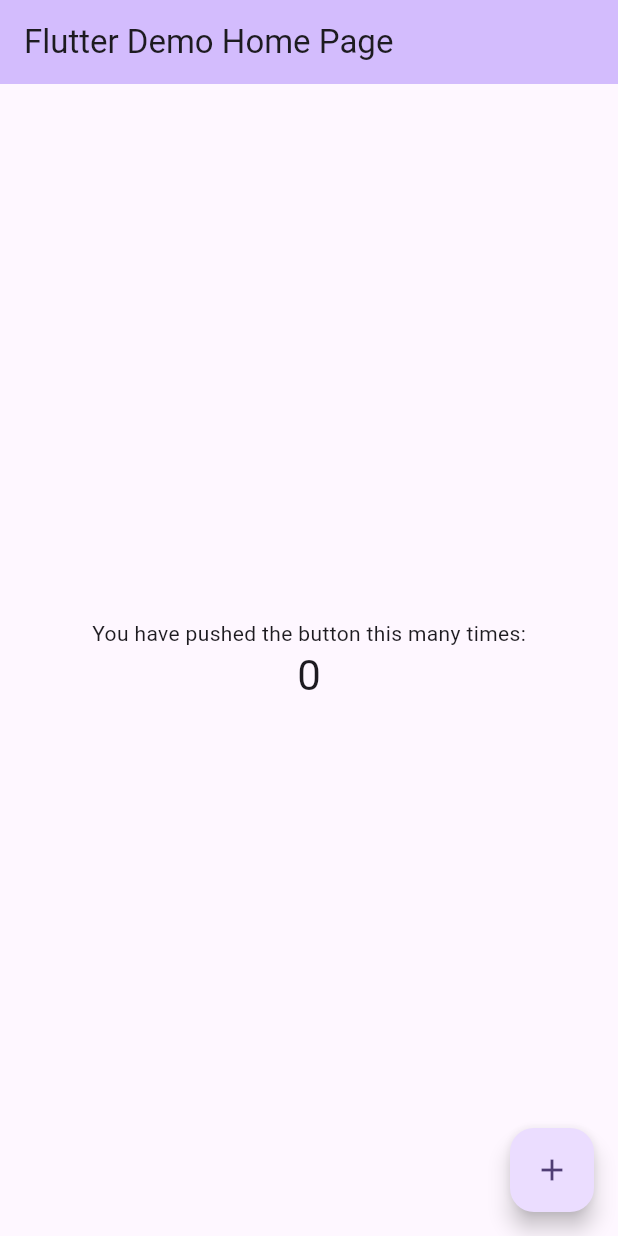
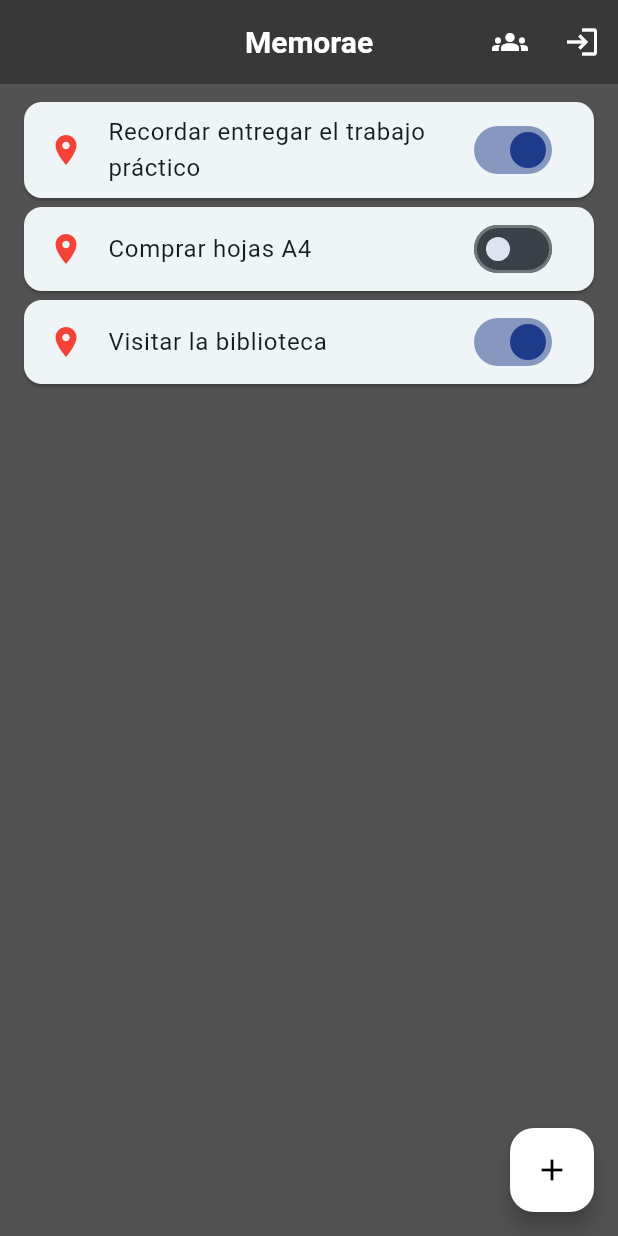
Before and after one commit to Shiny333Arg/Memorae, a Flutter app: the screen it shows after launch, on a phone screen of 412 x 824 dp. Run offline on Flutter 3.47's test engine with Material 3 defaults, Android fonts, the light colour scheme and no system bars.

Commit message:
Crear pantalla de inicio, establecer el tema principal, crear widget de alerta

```diff
--- /dev/null
+++ b/lib/data/sample_alerts.dart
@@ -0,0 +1,31 @@
+// lista inicial de alertas
+import '../models/alert_item.dart';
+
+final List<AlertItem> sampleAlerts = [
+  // Ejemplo de alerta por CATEGORÍA (con radio y categoría)
+  AlertItem.category(
+    title: "Recordar entregar el trabajo práctico",
+    enabled: true,
+    radius: 500,
+    categoryId: 1, // Ej: 1 = librería
+  ),
+
+  AlertItem.category(
+    title: "Comprar hojas A4",
+    enabled: false,
+    radius: 300,
+    categoryId: 2, // Ej: 2 = papelería
+  ),
+
+  // Ejemplo de alerta por LUGAR + HORARIO
+  AlertItem.placeTime(
+    title: "Visitar la biblioteca",
+    enabled: true,
+    placeId: 10, // ID ficticio (cuando tengas la DB de lugares)
+    startTime: "08:00",
+    endTime: "20:00",
+    daysMask: 31, // Lunes a Viernes (1+2+4+8+16)
+    radius: 400,
+    timezone: "America/Argentina/Buenos_Aires",
+  ),
+];
--- /dev/null
+++ b/lib/data/sample_categories.dart
@@ -0,0 +1,9 @@
+import '../models/category_item.dart';
+
+final List<CategoryItem> sampleCategories = [
+  CategoryItem(id: 1, name: "Librería", types: ["book_store"]),
+  CategoryItem(id: 2, name: "Papelería", types: ["stationery_store"]),
+  CategoryItem(id: 3, name: "Veterinaria", types: ["veterinary_care"]),
+  CategoryItem(id: 4, name: "Escuela", types: ["school"]),
+  CategoryItem(id: 5, name: "Supermercado", types: ["supermarket"]),
+];
--- /dev/null
+++ b/lib/data/sample_places.dart
@@ -0,0 +1,7 @@
+import '../models/place_item.dart';
+
+final List<PlaceItem> samplePlaces = [
+  PlaceItem(id: 10, name: "Biblioteca", lat: -34.6037, lng: -58.3816),
+  PlaceItem(id: 11, name: "UNPA UACO", lat: -34.6170, lng: -58.3687),
+  PlaceItem(id: 12, name: "La Anonima", lat: -34.6105, lng: -58.3840),
+];
--- /dev/null
+++ b/lib/features/alerts/home.dart
@@ -0,0 +1,113 @@
+import 'package:flutter/material.dart';
+import '../../models/alert_item.dart';
+import '../../theme/app_theme.dart';
+import '../../data/sample_alerts.dart';
+import '../widgets/alert_tile.dart';
+
+class HomePage extends StatefulWidget {
+  const HomePage({super.key});
+  @override
+  State<HomePage> createState() => _HomePageState();
+}
+
+class _HomePageState extends State<HomePage> {
+  final List<AlertItem> _alerts = List.from(sampleAlerts);
+
+  // Estado de sesión (placeholder)
+  bool _loggedIn = false;
+
+  Future<void> _handleLoginLogout() async {
+    if (_loggedIn) {
+      setState(() => _loggedIn = false);
+      if (mounted) {
+        ScaffoldMessenger.of(context).showSnackBar(
+          const SnackBar(content: Text('Sesión cerrada')),
+        );
+      }
+      return;
+    }
+    final ok = await Navigator.of(context).pushNamed<bool>('/login');
+    if (ok == true && mounted) {
+      setState(() => _loggedIn = true);
+      ScaffoldMessenger.of(context).showSnackBar(
+        const SnackBar(content: Text('Sesión iniciada')),
+      );
+    }
+  }
+
+  void _goToOrganizations() {
+    Navigator.of(context).pushNamed('/orgs');
+  }
+
+  void _toggleAlert(int index, bool enabled) {
+    setState(() => _alerts[index].enabled = enabled);
+  }
+
+  // NUEVO: crear → ir a create_alert.dart (ruta '/create_alert')
+  void _createAlert() {
+    Navigator.of(context).pushNamed('/create_alert');
+  }
+
+  // NUEVO: editar → reusar create_alert.dart en modo edición
+  Future<void> _editAlert(int index) async {
+    final current = _alerts[index];
+    await Navigator.of(context).pushNamed(
+      '/create_alert',
+      arguments: {
+        'mode': 'edit',
+        'alert': current, // pasa el objeto actual (o su id)
+      },
+    );
+    // Cuando implementes la pantalla, acá puedes refrescar la lista si volvió editada
+    // setState(() {});
+  }
+
+  @override
+  Widget build(BuildContext context) {
+    return Scaffold(
+      appBar: AppBar(
+        title: const Text('Memorae'),
+        actions: [
+          IconButton(
+            tooltip: 'Organizaciones',
+            onPressed: _goToOrganizations,
+            icon: const Icon(Icons.groups),
+          ),
+          IconButton(
+            tooltip: _loggedIn ? 'Cerrar sesión' : 'Iniciar sesión',
+            onPressed: _handleLoginLogout,
+            icon: Icon(_loggedIn ? Icons.logout : Icons.login),
+          ),
+        ],
+      ),
+      body: _alerts.isEmpty
+          ? const Center(
+        child: Text("No hay alertas aún",
+            style: TextStyle(color: Colors.white)),
+      )
+          : Scrollbar(
+        thumbVisibility: true,
+        child: ListView.separated(
+          padding:
+          const EdgeInsets.symmetric(horizontal: 16, vertical: 12),
+          itemCount: _alerts.length,
+          separatorBuilder: (_, __) => const SizedBox(height: 6),
+          itemBuilder: (context, index) {
+            final alert = _alerts[index];
+            return AlertTile(
+              alert: alert,
+              onChanged: (val) => _toggleAlert(index, val),
+              onTap: () => _editAlert(index),
+            );
+          },
+        ),
+      ),
+      floatingActionButton: FloatingActionButton(
+        onPressed: _createAlert, // ← antes abría el selector; ahora navega directo
+        backgroundColor: const Color(0xFFFFFFFF),
+        foregroundColor: const Color(0xFF000000),
+        child: const Icon(Icons.add),
+      ),
+    );
+  }
+}
--- /dev/null
+++ b/lib/features/widgets/alert_tile.dart
@@ -0,0 +1,34 @@
+import 'package:flutter/material.dart';
+import '../../theme/app_theme.dart';
+import '../../models/alert_item.dart';
+
+class AlertTile extends StatelessWidget {
+  const AlertTile({
+    super.key,
+    required this.alert,
+    required this.onChanged,
+    this.onTap, //callback opcional
+  });
+
+  final AlertItem alert;
+  final ValueChanged<bool> onChanged;
+  final VoidCallback? onTap;
+
+  @override
+  Widget build(BuildContext context) {
+    return Card(
+      child: ListTile(
+        leading: const Icon(Icons.location_on, color: Colors.red),
+        title: Text(alert.title),
+        trailing: Switch.adaptive(
+          value: alert.enabled,
+          onChanged: onChanged,
+          activeColor: kSwitchActive,
+          inactiveThumbColor: kSwitchThumbInactive,
+          inactiveTrackColor: kSwitchTrackInactive,
+        ),
+        onTap: onTap, // abre la edición
+      ),
+    );
+  }
+}
--- a/lib/main.dart
+++ b/lib/main.dart
@@ -1,122 +1,22 @@
 import 'package:flutter/material.dart';
+import 'features/alerts/home.dart';
+import 'theme/app_theme.dart';
 
 void main() {
-  runApp(const MyApp());
+  WidgetsFlutterBinding.ensureInitialized();
+  runApp(const MemoraeApp());
 }
 
-class MyApp extends StatelessWidget {
-  const MyApp({super.key});
+class MemoraeApp extends StatelessWidget {
+  const MemoraeApp({super.key});
 
-  // This widget is the root of your application.
   @override
   Widget build(BuildContext context) {
     return MaterialApp(
-      title: 'Flutter Demo',
-      theme: ThemeData(
-        // This is the theme of your application.
-        //
-        // TRY THIS: Try running your application with "flutter run". You'll see
-        // the application has a purple toolbar. Then, without quitting the app,
-        // try changing the seedColor in the colorScheme below to Colors.green
-        // and then invoke "hot reload" (save your changes or press the "hot
-        // reload" button in a Flutter-supported IDE, or press "r" if you used
-        // the command line to start the app).
-        //
-        // Notice that the counter didn't reset back to zero; the application
-        // state is not lost during the reload. To reset the state, use hot
-        // restart instead.
-        //
-        // This works for code too, not just values: Most code changes can be
-        // tested with just a hot reload.
-        colorScheme: ColorScheme.fromSeed(seedColor: Colors.deepPurple),
-      ),
-      home: const MyHomePage(title: 'Flutter Demo Home Page'),
+      title: 'Memorae',
+      debugShowCheckedModeBanner: false,
+      theme: appTheme,
+      home: const HomePage(), // redirige a home.dart
     );
   }
 }
-
-class MyHomePage extends StatefulWidget {
-  const MyHomePage({super.key, required this.title});
-
-  // This widget is the home page of your application. It is stateful, meaning
-  // that it has a State object (defined below) that contains fields that affect
-  // how it looks.
-
-  // This class is the configuration for the state. It holds the values (in this
-  // case the title) provided by the parent (in this case the App widget) and
-  // used by the build method of the State. Fields in a Widget subclass are
-  // always marked "final".
-
-  final String title;
-
-  @override
-  State<MyHomePage> createState() => _MyHomePageState();
-}
-
-class _MyHomePageState extends State<MyHomePage> {
-  int _counter = 0;
-
-  void _incrementCounter() {
-    setState(() {
-      // This call to setState tells the Flutter framework that something has
-      // changed in this State, which causes it to rerun the build method below
-      // so that the display can reflect the updated values. If we changed
-      // _counter without calling setState(), then the build method would not be
-      // called again, and so nothing would appear to happen.
-      _counter++;
-    });
-  }
-
-  @override
-  Widget build(BuildContext context) {
-    // This method is rerun every time setState is called, for instance as done
-    // by the _incrementCounter method above.
-    //
-    // The Flutter framework has been optimized to make rerunning build methods
-    // fast, so that you can just rebuild anything that needs updating rather
-    // than having to individually change instances of widgets.
-    return Scaffold(
-      appBar: AppBar(
-        // TRY THIS: Try changing the color here to a specific color (to
-        // Colors.amber, perhaps?) and trigger a hot reload to see the AppBar
-        // change color while the other colors stay the same.
-        backgroundColor: Theme.of(context).colorScheme.inversePrimary,
-        // Here we take the value from the MyHomePage object that was created by
-        // the App.build method, and use it to set our appbar title.
-        title: Text(widget.title),
-      ),
-      body: Center(
-        // Center is a layout widget. It takes a single child and positions it
-        // in the middle of the parent.
-        child: Column(
-          // Column is also a layout widget. It takes a list of children and
-          // arranges them vertically. By default, it sizes itself to fit its
-          // children horizontally, and tries to be as tall as its parent.
-          //
-          // Column has various properties to control how it sizes itself and
-          // how it positions its children. Here we use mainAxisAlignment to
-          // center the children vertically; the main axis here is the vertical
-          // axis because Columns are vertical (the cross axis would be
-          // horizontal).
-          //
-          // TRY THIS: Invoke "debug painting" (choose the "Toggle Debug Paint"
-          // action in the IDE, or press "p" in the console), to see the
-          // wireframe for each widget.
-          mainAxisAlignment: MainAxisAlignment.center,
-          children: <Widget>[
-            const Text('You have pushed the button this many times:'),
-            Text(
-              '$_counter',
-              style: Theme.of(context).textTheme.headlineMedium,
-            ),
-          ],
-        ),
-      ),
-      floatingActionButton: FloatingActionButton(
-        onPressed: _incrementCounter,
-        tooltip: 'Increment',
-        child: const Icon(Icons.add),
-      ), // This trailing comma makes auto-formatting nicer for build methods.
-    );
-  }
-}
--- /dev/null
+++ b/lib/models/alert_item.dart
@@ -0,0 +1,44 @@
+// definición de la clase AlertItem
+enum AlertType { category, placeTime }
+
+class AlertItem {
+  AlertItem.category({
+    required this.title,
+    this.enabled = true,
+    this.radius = 500,
+    required this.categoryId,
+  })  : type = AlertType.category,
+        placeId = null,
+        startTime = null,
+        endTime = null,
+        daysMask = 0,
+        timezone = 'UTC';
+
+  AlertItem.placeTime({
+    required this.title,
+    this.enabled = true,
+    this.radius,
+    required this.placeId,
+    required this.startTime,
+    this.endTime,
+    required this.daysMask,
+    this.timezone = 'UTC',
+  })  : type = AlertType.placeTime,
+        categoryId = null;
+
+  final String title;
+  bool enabled;
+  int? radius; // obligatorio en categoría, opcional en placeTime
+
+  final AlertType type;
+
+  // Para CATEGORY
+  final int? categoryId;
+
+  // Para PLACE_TIME
+  final int? placeId;
+  final String? startTime; // 'HH:mm'
+  final String? endTime;
+  final int daysMask; // bitmask de días
+  final String timezone;
+}
--- /dev/null
+++ b/lib/models/category_item.dart
@@ -0,0 +1,11 @@
+class CategoryItem {
+  CategoryItem({
+    required this.id,
+    required this.name,
+    this.types = const [],
+  });
+
+  final int id;
+  final String name;
+  final List<String> types;
+}
--- /dev/null
+++ b/lib/models/place_item.dart
@@ -0,0 +1,13 @@
+class PlaceItem {
+  PlaceItem({
+    required this.id,
+    required this.name,
+    required this.lat,
+    required this.lng,
+  });
+
+  final int id;
+  final String name;
+  final double lat;
+  final double lng;
+}
--- /dev/null
+++ b/lib/theme/app_theme.dart
@@ -0,0 +1,85 @@
+import 'package:flutter/material.dart';
+
+// Colores centralizados
+const kBgColor = Color(0xFF525252);
+const kAppBarColor = Color(0xFF383838);
+const kAppBarText = Color(0xFFFFFFFF);
+
+const kSwitchActive = Color(0xFF1E3A8A);
+const kSwitchThumbInactive = Color(0xFFDDE3F1);
+const kSwitchTrackInactive = Color(0xFF3B4148);
+
+const kFieldFill = Color(0xFFE9EEF5); // fondo clarito
+
+// Espaciados / estilos
+const kListPadding = EdgeInsets.symmetric(horizontal: 12.0, vertical: 8.0);
+const kCardRadius = 12.0;
+
+// Tema de la app
+final ThemeData appTheme = ThemeData(
+  useMaterial3: true,
+  colorSchemeSeed: Colors.white, // respetando tu configuración
+  scaffoldBackgroundColor: kBgColor,
+
+  // estilos de app bar
+  appBarTheme: const AppBarTheme(
+    backgroundColor: kAppBarColor,
+    centerTitle: true,
+    titleTextStyle: TextStyle(
+      color: kAppBarText,
+      fontSize: 20,
+      fontWeight: FontWeight.w600,
+    ),
+    iconTheme: IconThemeData(color: kAppBarText),
+  ),
+
+
+  // estilos de alertas
+  cardTheme: const CardThemeData(
+    surfaceTintColor: Colors.transparent,
+    shape: RoundedRectangleBorder(
+      borderRadius: BorderRadius.all(Radius.circular(kCardRadius)),
+    ),
+    margin: EdgeInsets.zero,
+  ),
+
+  // estilos de campos
+  inputDecorationTheme: InputDecorationTheme(
+    filled: true,
+    fillColor: kFieldFill,
+    contentPadding: const EdgeInsets.symmetric(vertical: 14, horizontal: 16),
+    border: OutlineInputBorder(
+      borderRadius: BorderRadius.circular(kCardRadius),
+      borderSide: BorderSide.none, // sin borde visible
+    ),
+    enabledBorder: OutlineInputBorder(
+      borderRadius: BorderRadius.circular(kCardRadius),
+      borderSide: BorderSide.none,
+    ),
+    focusedBorder: OutlineInputBorder(
+      borderRadius: BorderRadius.circular(kCardRadius),
+      borderSide: BorderSide.none,
+    ),
+    hintStyle: const TextStyle(color: Colors.black54),
+    labelStyle: const TextStyle(color: Colors.black87),
+  ),
+
+  // botón cancelar
+  outlinedButtonTheme: OutlinedButtonThemeData(
+    style: OutlinedButton.styleFrom(
+      foregroundColor: Colors.white,         // texto en blanco
+      side: const BorderSide(color: Colors.white), // borde blanco
+      textStyle: const TextStyle(fontWeight: FontWeight.w600),
+    ),
+  ),
+
+  // botón guardar
+  filledButtonTheme: FilledButtonThemeData(
+    style: FilledButton.styleFrom(
+      backgroundColor: Colors.white,         // fondo blanco
+      foregroundColor: Colors.black,         // texto en negro
+      textStyle: const TextStyle(fontWeight: FontWeight.w600),
+    ),
+  ),
+
+);
```
Also changed, not shown: 1 other file.
